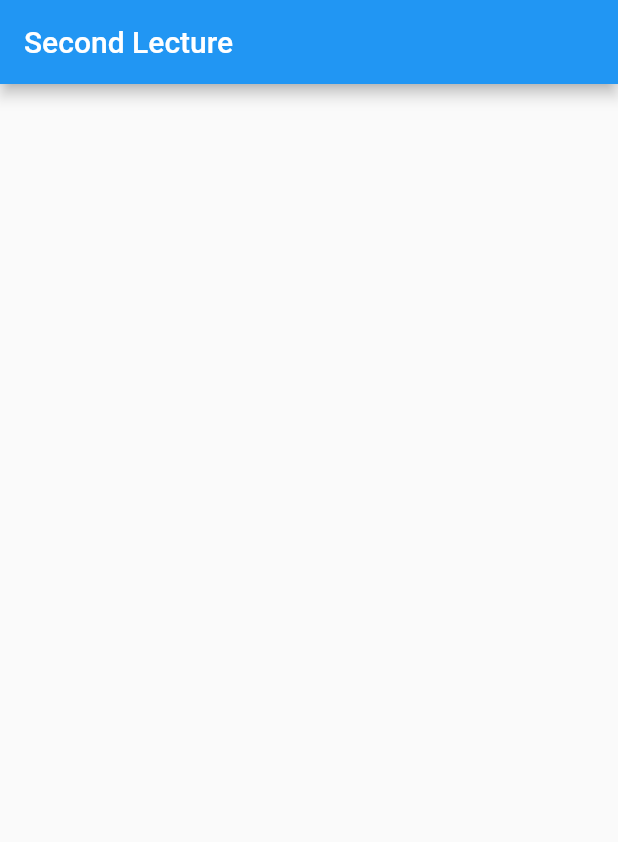
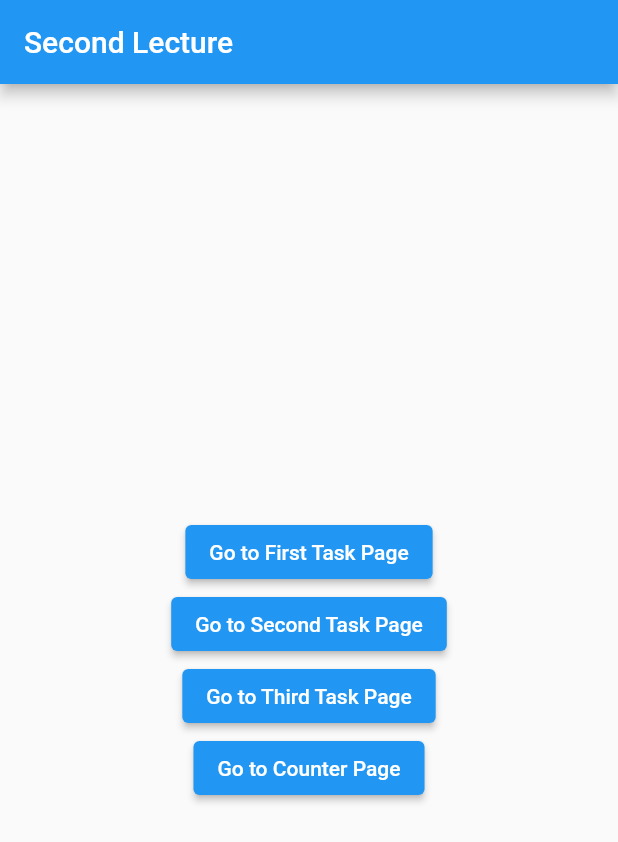
Before and after one commit to wyongjae/late_counter_prac, a Flutter app: the screen it shows after launch, on a phone screen of 412 x 824 dp. Shown: the top 842 px of the screen. Run offline on Flutter 3.47's test engine with Material 2 defaults, Android fonts, the phone set to English and light mode, and no system bars.

Commit message:
Feat elevated button in pages

```diff
--- a/lib/pages.dart
+++ b/lib/pages.dart
@@ -9,7 +9,19 @@ class Pages extends StatelessWidget {
       appBar: AppBar(
         title: const Text('Second Lecture'),
       ),
-      body: Container(),
+      body: Center(
+        child: Column(
+          crossAxisAlignment: CrossAxisAlignment.center,
+          mainAxisAlignment: MainAxisAlignment.center,
+          children: [
+            ElevatedButton(onPressed: () {}, child: const Text('Go to First Task Page')),
+            ElevatedButton(onPressed: () {}, child: const Text('Go to Second Task Page')),
+            ElevatedButton(onPressed: () {}, child: const Text('Go to Third Task Page')),
+            ElevatedButton(onPressed: () {}, child: const Text('Go to Counter Page')),
+
+          ],
+        ),
+      ),
     );
   }
 }
```
